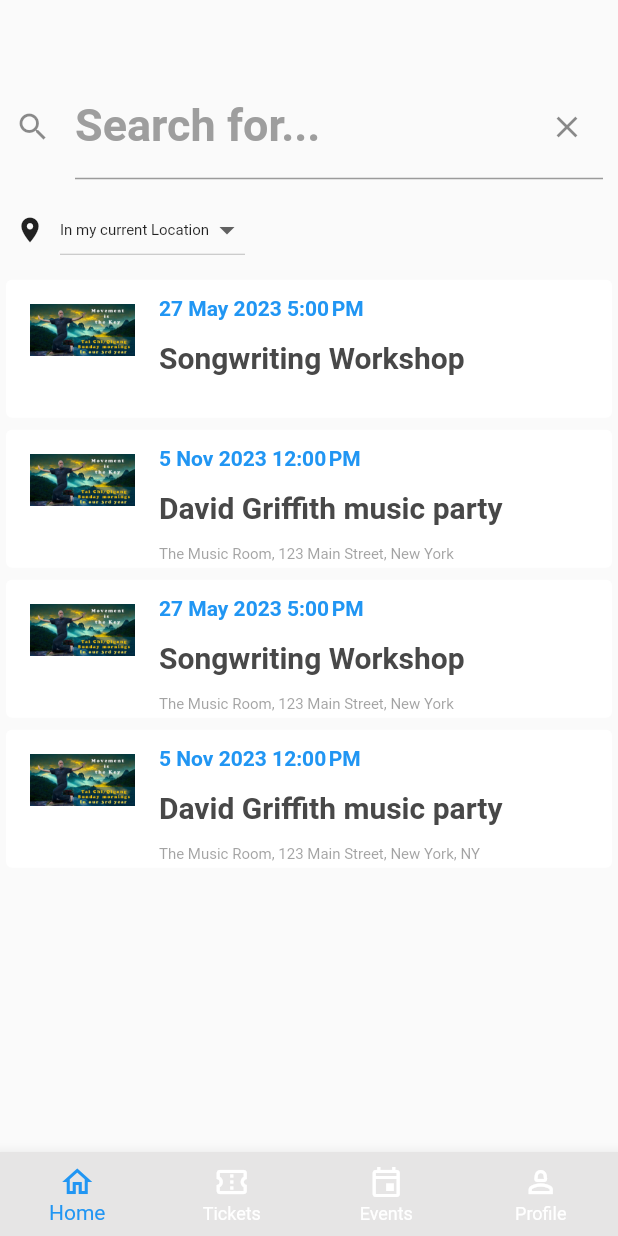
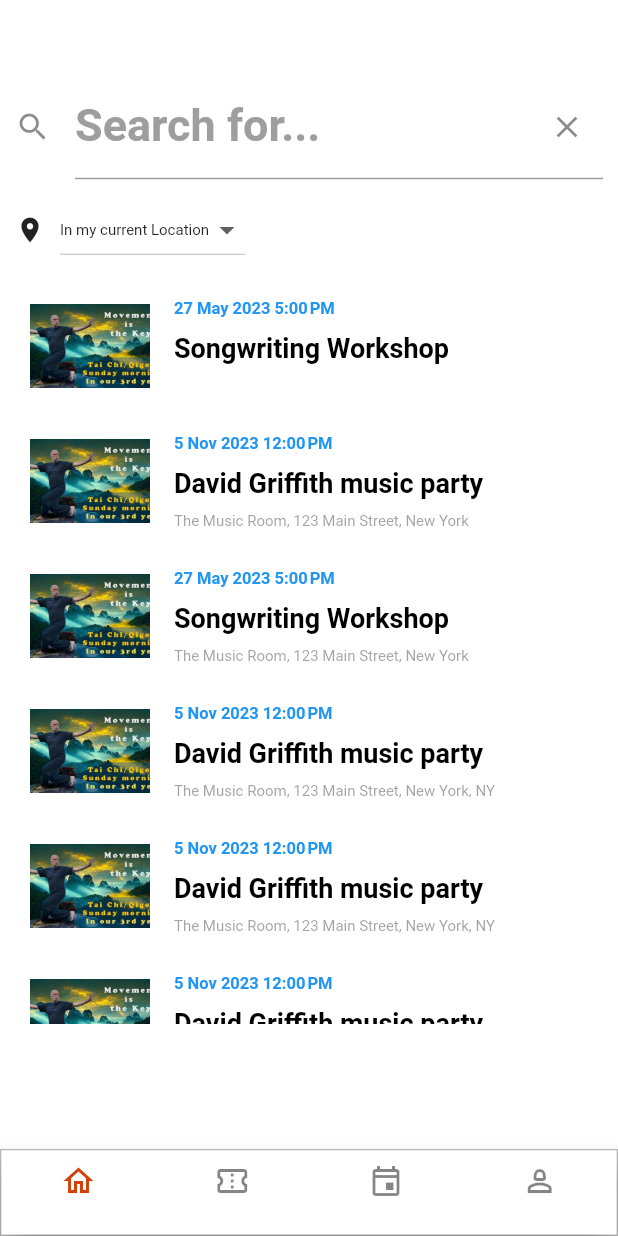
Before and after one commit to Yosef-Adel/SW-MOBILE-project, a Flutter app: the screen it shows after launch, on a phone screen of 412 x 824 dp. Run offline on Flutter 3.47's test engine with Material 2 defaults, Android fonts, the phone set to English and light mode, and no system bars; missing offline and left inert: material_color_generator; Roboto replaces fonts that are missing (Bebas).

Commit message:
Some styling on landing screen

```diff
--- a/lib/screens/landing_screen.dart
+++ b/lib/screens/landing_screen.dart
@@ -55,6 +55,90 @@ class LandingScreen extends StatefulWidget {
       price: 10.0,
       duration: 3.0,
     ),
+    Event(
+      id: 'e4',
+      title: 'David Griffith music party',
+      categories: ['c1', 'c2'],
+      description:
+          'david griffith throws a fun music party. Now, I deeply fall in love with music, the natural and unrestrained music',
+      imageUrl: 'assets/images/DemoEvent.jpg',
+      isOnline: false,
+      location: 'The Music Room, 123 Main Street, New York, NY',
+      date: DateTime.parse('2023-11-05 12:00'),
+      isFree: false,
+      price: 10.0,
+      duration: 3.0,
+    ),
+    Event(
+      id: 'e4',
+      title: 'David Griffith music party',
+      categories: ['c1', 'c2'],
+      description:
+          'david griffith throws a fun music party. Now, I deeply fall in love with music, the natural and unrestrained music',
+      imageUrl: 'assets/images/DemoEvent.jpg',
+      isOnline: false,
+      location: 'The Music Room, 123 Main Street, New York, NY',
+      date: DateTime.parse('2023-11-05 12:00'),
+      isFree: false,
+      price: 10.0,
+      duration: 3.0,
+    ),
+    Event(
+      id: 'e4',
+      title: 'David Griffith music party',
+      categories: ['c1', 'c2'],
+      description:
+          'david griffith throws a fun music party. Now, I deeply fall in love with music, the natural and unrestrained music',
+      imageUrl: 'assets/images/DemoEvent.jpg',
+      isOnline: false,
+      location: 'The Music Room, 123 Main Street, New York, NY',
+      date: DateTime.parse('2023-11-05 12:00'),
+      isFree: false,
+      price: 10.0,
+      duration: 3.0,
+    ),
+    Event(
+      id: 'e4',
+      title: 'David Griffith music party',
+      categories: ['c1', 'c2'],
+      description:
+          'david griffith throws a fun music party. Now, I deeply fall in love with music, the natural and unrestrained music',
+      imageUrl: 'assets/images/DemoEvent.jpg',
+      isOnline: false,
+      location: 'The Music Room, 123 Main Street, New York, NY',
+      date: DateTime.parse('2023-11-05 12:00'),
+      isFree: false,
+      price: 10.0,
+      duration: 3.0,
+    ),
+    Event(
+      id: 'e4',
+      title: 'David Griffith music party',
+      categories: ['c1', 'c2'],
+      description:
+          'david griffith throws a fun music party. Now, I deeply fall in love with music, the natural and unrestrained music',
+      imageUrl: 'assets/images/DemoEvent.jpg',
+      isOnline: false,
+      location: 'The Music Room, 123 Main Street, New York, NY',
+      date: DateTime.parse('2023-11-05 12:00'),
+      isFree: false,
+      price: 10.0,
+      duration: 3.0,
+    ),
+    Event(
+      id: 'e4',
+      title: 'David Griffith music party',
+      categories: ['c1', 'c2'],
+      description:
+          'david griffith throws a fun music party. Now, I deeply fall in love with music, the natural and unrestrained music',
+      imageUrl: 'assets/images/DemoEvent.jpg',
+      isOnline: false,
+      location: 'The Music Room, 123 Main Street, New York, NY',
+      date: DateTime.parse('2023-11-05 12:00'),
+      isFree: false,
+      price: 10.0,
+      duration: 3.0,
+    ),
   ];
 
   @override
@@ -67,7 +151,8 @@ class _LandingScreenState extends State<LandingScreen> {
 
   @override
   Widget build(BuildContext context) {
-    return Column(
+    return SingleChildScrollView(
+      child: Column(
         children: [
           SizedBox(height: 40),
           Padding(
@@ -118,8 +203,9 @@ class _LandingScreenState extends State<LandingScreen> {
             ),
           ),
           SizedBox(height: 5),
-        Container(height: 400, child: EventsList(widget._AllEvents)),
+          Container(height: 500, child: EventsList(widget._AllEvents)),
         ],
+      ),
     );
   }
 }
--- a/lib/screens/tabs_screen.dart
+++ b/lib/screens/tabs_screen.dart
@@ -45,32 +45,46 @@ class _TabsScreenState extends State<TabsScreen> {
   @override
   Widget build(BuildContext context) {
     return Scaffold(
+      backgroundColor: Color.fromARGB(255, 255, 255, 255),
       body: _pages[_selectedPageIndex]['page'] as Widget,
-      bottomNavigationBar: BottomNavigationBar(
+      bottomNavigationBar: Container(
+        decoration:
+            BoxDecoration(border: Border.all(color: Colors.grey.shade400)),
+        child: BottomNavigationBar(
           onTap: _selectPage,
-        backgroundColor: Color.fromARGB(255, 230, 229, 229),
+          backgroundColor: Color.fromARGB(255, 255, 255, 255),
           unselectedItemColor: Colors.white,
           selectedItemColor: Theme.of(context).primaryColor,
           currentIndex: _selectedPageIndex,
           type: BottomNavigationBarType.fixed,
           items: const <BottomNavigationBarItem>[
             BottomNavigationBarItem(
-            icon: Icon(Icons.home_outlined),
-            label: 'Home',
+              icon: Icon(Icons.home_outlined,
+                  color: Color.fromARGB(136, 27, 27, 27)),
+              label: '',
+              activeIcon: Icon(Icons.home_outlined, color: Color(0xFFD1410C)),
             ),
             BottomNavigationBarItem(
-            icon: Icon(Icons.confirmation_num_outlined),
-            label: 'Tickets',
+              icon: Icon(Icons.confirmation_num_outlined,
+                  color: Color.fromARGB(136, 27, 27, 27)),
+              label: '',
+              activeIcon: Icon(Icons.confirmation_num_outlined,
+                  color: Color(0xFFD1410C)),
             ),
             BottomNavigationBarItem(
-            icon: Icon(Icons.event_outlined),
-            label: 'Events',
+                icon: Icon(Icons.event_outlined,
+                    color: Color.fromARGB(136, 27, 27, 27)),
+                label: '',
+                activeIcon:
+                    Icon(Icons.event_outlined, color: Color(0xFFD1410C))),
+            BottomNavigationBarItem(
+                icon: Icon(Icons.person_2_outlined,
+                    color: Color.fromARGB(136, 27, 27, 27)),
+                label: '',
+                activeIcon:
+                    Icon(Icons.person_2_outlined, color: Color(0xFFD1410C))),
+          ],
         ),
-          BottomNavigationBarItem(
-            icon: Icon(Icons.person_2_outlined),
-            label: 'Profile',
-          ),
-        ],
       ),
     );
   }
--- a/lib/widgets/event_list.dart
+++ b/lib/widgets/event_list.dart
@@ -12,43 +12,50 @@ class EventsList extends StatelessWidget {
     return ListView.builder(
       itemBuilder: (ctx, index) {
         return Container(
-          height: 100,
+          height: 90,
           child: Card(
             elevation: 0,
             child: ListTile(
               leading: Container(
-                width: 70,
-                height: 70,
-                child: Stack(children: [
-                  _selectedEvents[index].isOnline ? Text('Online') : Text(''),
-                  Image.asset(_selectedEvents[index].imageUrl,
-                      fit: BoxFit.fill),
-                ]),
+                width: 80,
+                height: 110,
+                child: AspectRatio(
+                  aspectRatio: 0.5,
+                  child: Image.asset(
+                    _selectedEvents[index].imageUrl,
+                    fit: BoxFit.cover,
+                  ),
+                ),
               ),
               title: Column(
                 crossAxisAlignment: CrossAxisAlignment.start,
-                mainAxisAlignment: MainAxisAlignment.spaceAround,
+                mainAxisAlignment: MainAxisAlignment.spaceEvenly,
                 children: [
-                  Text(
+                  Container(
+                    child: Text(
                       DateFormat("d MMM yyyy")
                           .add_jm()
                           .format(_selectedEvents[index].date),
                       style: TextStyle(
                           color: Theme.of(context).primaryColor,
-                        fontSize: 14,
+                          fontSize: 11,
                           fontWeight: FontWeight.bold),
+                    ),
                   ),
                   Text(_selectedEvents[index].title,
                       style: TextStyle(
-                        color: Color.fromARGB(255, 72, 72, 72),
-                        fontSize: 20,
+                        color: Colors.black,
+                        fontSize: 18,
                         fontWeight: FontWeight.bold,
+                        fontFamily: 'Bebas',
                       )),
-                  Text(_selectedEvents[index].location,
+                  Container(
+                    child: Text(_selectedEvents[index].location,
                         style: TextStyle(
                           color: Color.fromRGBO(72, 72, 72, 0.5),
                           fontSize: 10,
                         )),
+                  ),
                 ],
               ),
             ),
```
Also changed, not shown: assets/fonts/Bebas-Regular.ttf (added), assets/fonts/Nexa-ExtraLight.ttf (added), assets/fonts/Nexa-Heavy.ttf (added). Lines whose indentation alone changed are shown as unchanged.
